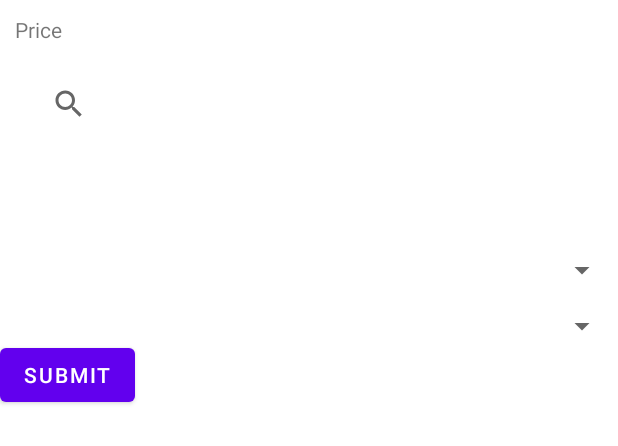
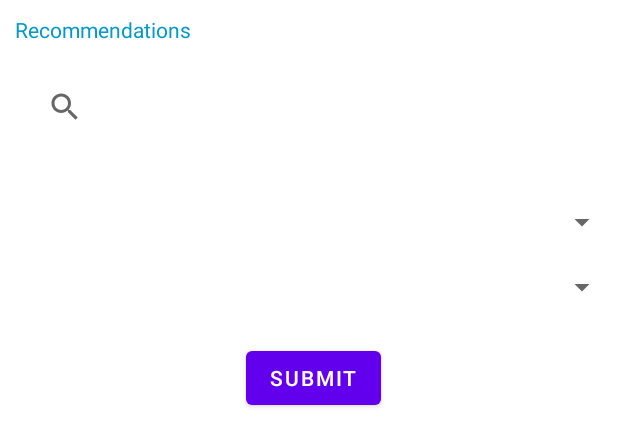
Before and after one commit to zindzigriffin/RestaurantFinder2, an Android app: the layout fragment_recommend.xml on its own in the app's theme, with its tools: preview values and no code run, on a phone screen of 412 x 824 dp. Shown: the top 446 px of the screen. Run offline under Robolectric (Android 15) with nearby library versions, the light colour scheme and no system bars.

Commit message:
repositioned the items on the recommend layout xml file + changed the color of the text

```diff
--- a/app/src/main/res/layout/fragment_recommend.xml
+++ b/app/src/main/res/layout/fragment_recommend.xml
@@ -15,9 +15,9 @@
         android:layout_alignParentTop="true"
         android:layout_alignParentEnd="true"
         android:layout_centerHorizontal="true"
-        android:layout_marginStart="6dp"
-        android:layout_marginTop="41dp"
-        android:layout_marginEnd="-2dp">
+        android:layout_marginStart="3dp"
+        android:layout_marginTop="43dp"
+        android:layout_marginEnd="1dp">
 
 
         <androidx.appcompat.widget.SearchView
@@ -36,7 +36,8 @@
         android:layout_marginTop="10dip"
         android:layout_marginEnd="0dp"
         android:layout_marginBottom="5dp"
-        android:text="Price" />
+        android:text="Recommendations"
+        android:textColor="@android:color/holo_blue_dark" />
 
     <Spinner
         android:id="@+id/spinner"
@@ -44,7 +45,8 @@
         android:layout_height="wrap_content"
         android:layout_alignParentStart="true"
         android:layout_alignParentTop="true"
-        android:layout_marginTop="168dp"
+        android:layout_marginStart="0dp"
+        android:layout_marginTop="136dp"
         android:prompt="@string/Price" />
 
     <Spinner
@@ -53,8 +55,8 @@
         android:layout_height="wrap_content"
         android:layout_alignParentStart="true"
         android:layout_alignParentTop="true"
-        android:layout_marginStart="0dp"
-        android:layout_marginTop="205dp"
+        android:layout_marginStart="-2dp"
+        android:layout_marginTop="179dp"
         android:prompt="@string/Cuisine" />
 
     <Button
@@ -63,7 +65,9 @@
         android:layout_height="wrap_content"
         android:layout_alignParentStart="true"
         android:layout_alignParentTop="true"
-        android:layout_marginTop="226dp"
+        android:layout_centerHorizontal="true"
+        android:layout_marginStart="164dp"
+        android:layout_marginTop="228dp"
         android:text="Submit" />
 
     <androidx.recyclerview.widget.RecyclerView
@@ -73,8 +77,8 @@
         android:layout_alignParentStart="true"
         android:layout_alignParentEnd="true"
         android:layout_centerVertical="true"
-        android:layout_marginStart="11dp"
+        android:layout_marginStart="5dp"
         android:layout_marginTop="71dp"
-        android:layout_marginEnd="-5dp" />
+        android:layout_marginEnd="1dp" />
 
 </RelativeLayout>
```
